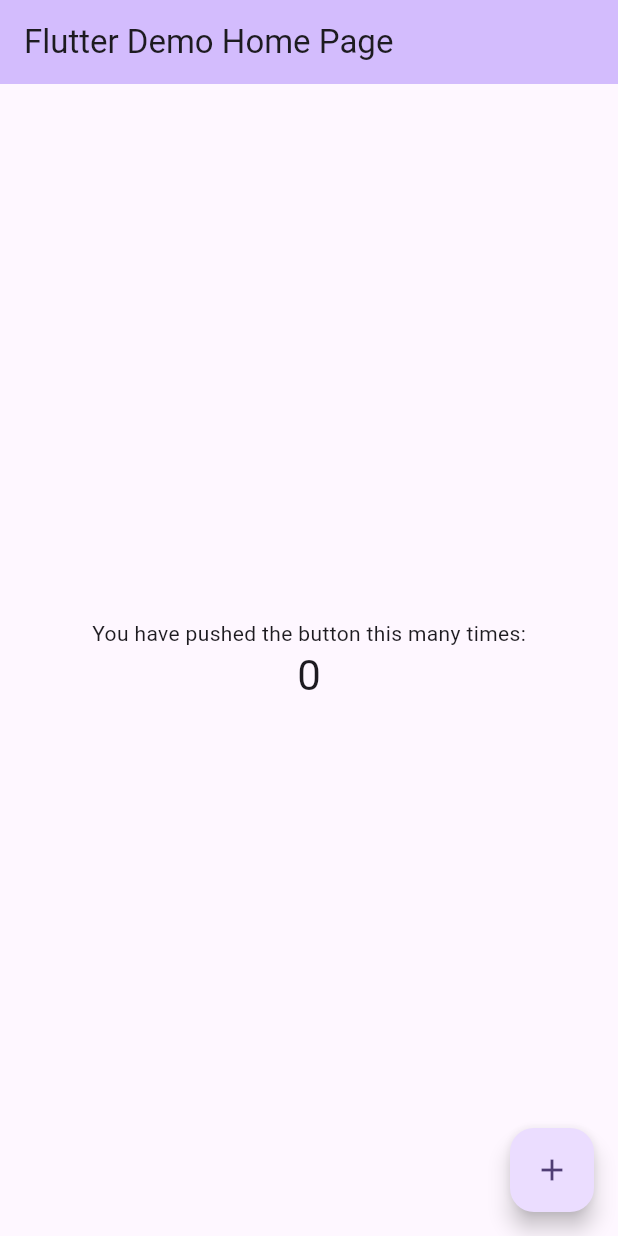
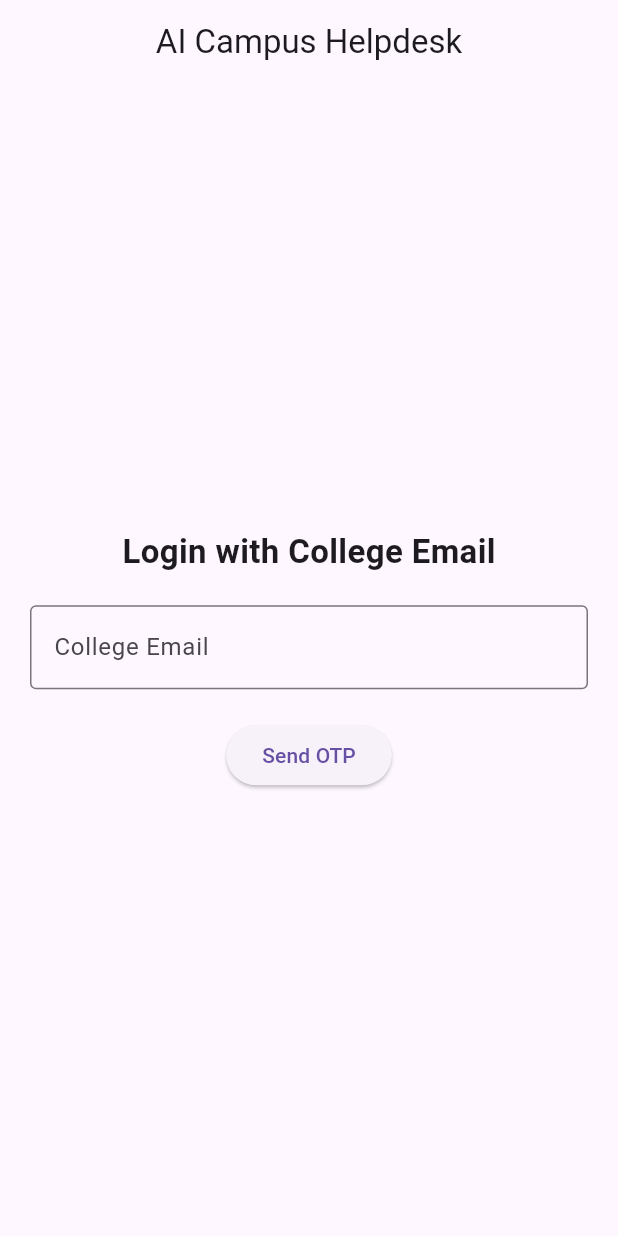
Before and after one commit to vivekchowdary28/ai-campus-helpdesk, a Flutter app: the screen it shows after launch, on a phone screen of 412 x 824 dp. Run offline on Flutter 3.47's test engine with Material 3 defaults, Android fonts, the phone set to English and light mode, and no system bars.

Commit message:
Phase 0: iOS simulator running clean

```diff
--- a/lib/main.dart
+++ b/lib/main.dart
@@ -7,116 +7,54 @@ void main() {
 class MyApp extends StatelessWidget {
   const MyApp({super.key});
 
-  // This widget is the root of your application.
   @override
   Widget build(BuildContext context) {
     return MaterialApp(
-      title: 'Flutter Demo',
-      theme: ThemeData(
-        // This is the theme of your application.
-        //
-        // TRY THIS: Try running your application with "flutter run". You'll see
-        // the application has a purple toolbar. Then, without quitting the app,
-        // try changing the seedColor in the colorScheme below to Colors.green
-        // and then invoke "hot reload" (save your changes or press the "hot
-        // reload" button in a Flutter-supported IDE, or press "r" if you used
-        // the command line to start the app).
-        //
-        // Notice that the counter didn't reset back to zero; the application
-        // state is not lost during the reload. To reset the state, use hot
-        // restart instead.
-        //
-        // This works for code too, not just values: Most code changes can be
-        // tested with just a hot reload.
-        colorScheme: .fromSeed(seedColor: Colors.deepPurple),
-      ),
-      home: const MyHomePage(title: 'Flutter Demo Home Page'),
+      debugShowCheckedModeBanner: false,
+      title: 'AI Campus Helpdesk',
+      home: const EmailLoginPage(),
     );
   }
 }
 
-class MyHomePage extends StatefulWidget {
-  const MyHomePage({super.key, required this.title});
-
-  // This widget is the home page of your application. It is stateful, meaning
-  // that it has a State object (defined below) that contains fields that affect
-  // how it looks.
-
-  // This class is the configuration for the state. It holds the values (in this
-  // case the title) provided by the parent (in this case the App widget) and
-  // used by the build method of the State. Fields in a Widget subclass are
-  // always marked "final".
-
-  final String title;
-
-  @override
-  State<MyHomePage> createState() => _MyHomePageState();
-}
-
-class _MyHomePageState extends State<MyHomePage> {
-  int _counter = 0;
-
-  void _incrementCounter() {
-    setState(() {
-      // This call to setState tells the Flutter framework that something has
-      // changed in this State, which causes it to rerun the build method below
-      // so that the display can reflect the updated values. If we changed
-      // _counter without calling setState(), then the build method would not be
-      // called again, and so nothing would appear to happen.
-      _counter++;
-    });
-  }
+class EmailLoginPage extends StatelessWidget {
+  const EmailLoginPage({super.key});
 
   @override
   Widget build(BuildContext context) {
-    // This method is rerun every time setState is called, for instance as done
-    // by the _incrementCounter method above.
-    //
-    // The Flutter framework has been optimized to make rerunning build methods
-    // fast, so that you can just rebuild anything that needs updating rather
-    // than having to individually change instances of widgets.
     return Scaffold(
       appBar: AppBar(
-        // TRY THIS: Try changing the color here to a specific color (to
-        // Colors.amber, perhaps?) and trigger a hot reload to see the AppBar
-        // change color while the other colors stay the same.
-        backgroundColor: Theme.of(context).colorScheme.inversePrimary,
-        // Here we take the value from the MyHomePage object that was created by
-        // the App.build method, and use it to set our appbar title.
-        title: Text(widget.title),
+        title: const Text('AI Campus Helpdesk'),
+        centerTitle: true,
       ),
-      body: Center(
-        // Center is a layout widget. It takes a single child and positions it
-        // in the middle of the parent.
+      body: Padding(
+        padding: const EdgeInsets.all(20),
         child: Column(
-          // Column is also a layout widget. It takes a list of children and
-          // arranges them vertically. By default, it sizes itself to fit its
-          // children horizontally, and tries to be as tall as its parent.
-          //
-          // Column has various properties to control how it sizes itself and
-          // how it positions its children. Here we use mainAxisAlignment to
-          // center the children vertically; the main axis here is the vertical
-          // axis because Columns are vertical (the cross axis would be
-          // horizontal).
-          //
-          // TRY THIS: Invoke "debug painting" (choose the "Toggle Debug Paint"
-          // action in the IDE, or press "p" in the console), to see the
-          // wireframe for each widget.
-          mainAxisAlignment: .center,
+          mainAxisAlignment: MainAxisAlignment.center,
           children: [
-            const Text('You have pushed the button this many times:'),
-            Text(
-              '$_counter',
-              style: Theme.of(context).textTheme.headlineMedium,
+            const Text(
+              'Login with College Email',
+              style: TextStyle(fontSize: 22, fontWeight: FontWeight.bold),
+            ),
+            const SizedBox(height: 20),
+            TextField(
+              keyboardType: TextInputType.emailAddress,
+              decoration: const InputDecoration(
+                labelText: 'College Email',
+                hintText: 'yourname@iitbhilai.ac.in',
+                border: OutlineInputBorder(),
+              ),
+            ),
+            const SizedBox(height: 20),
+            ElevatedButton(
+              onPressed: () {
+                // Firebase logic comes later
+              },
+              child: const Text('Send OTP'),
             ),
           ],
         ),
       ),
-      floatingActionButton: FloatingActionButton(
-        onPressed: _incrementCounter,
-        tooltip: 'Increment',
-        child: const Icon(Icons.add),
-      ),
     );
   }
 }
```
